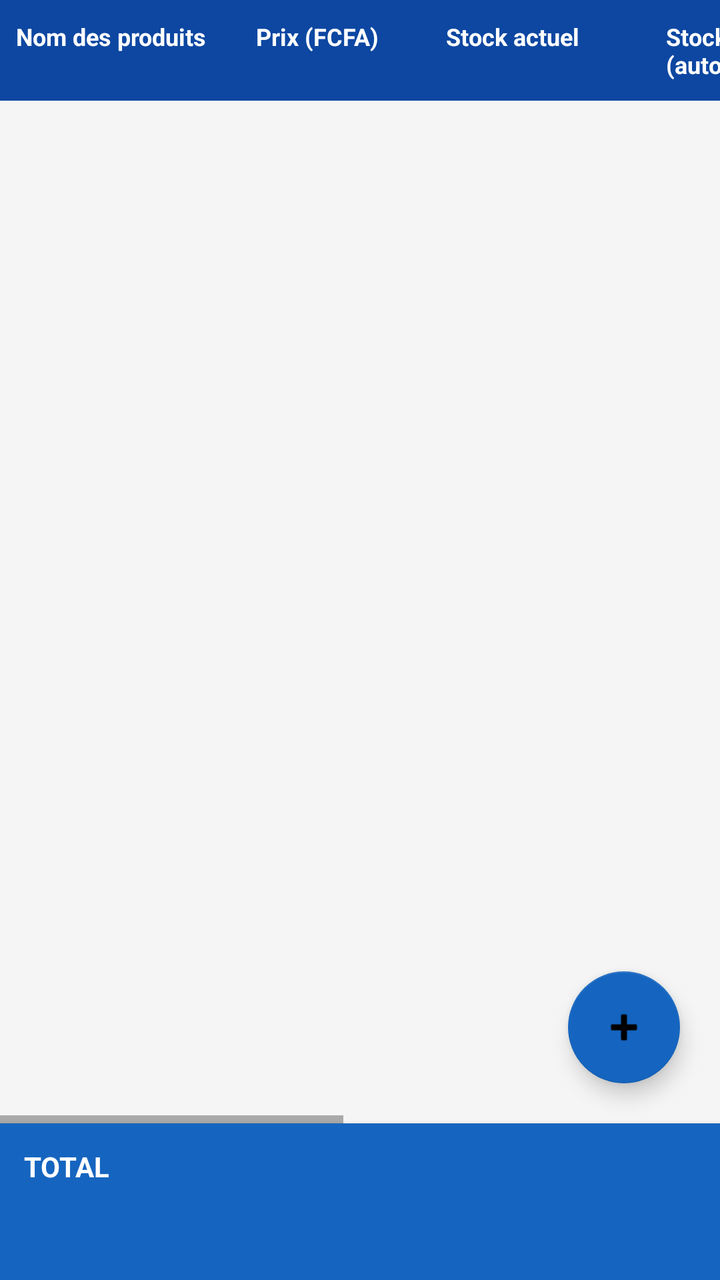
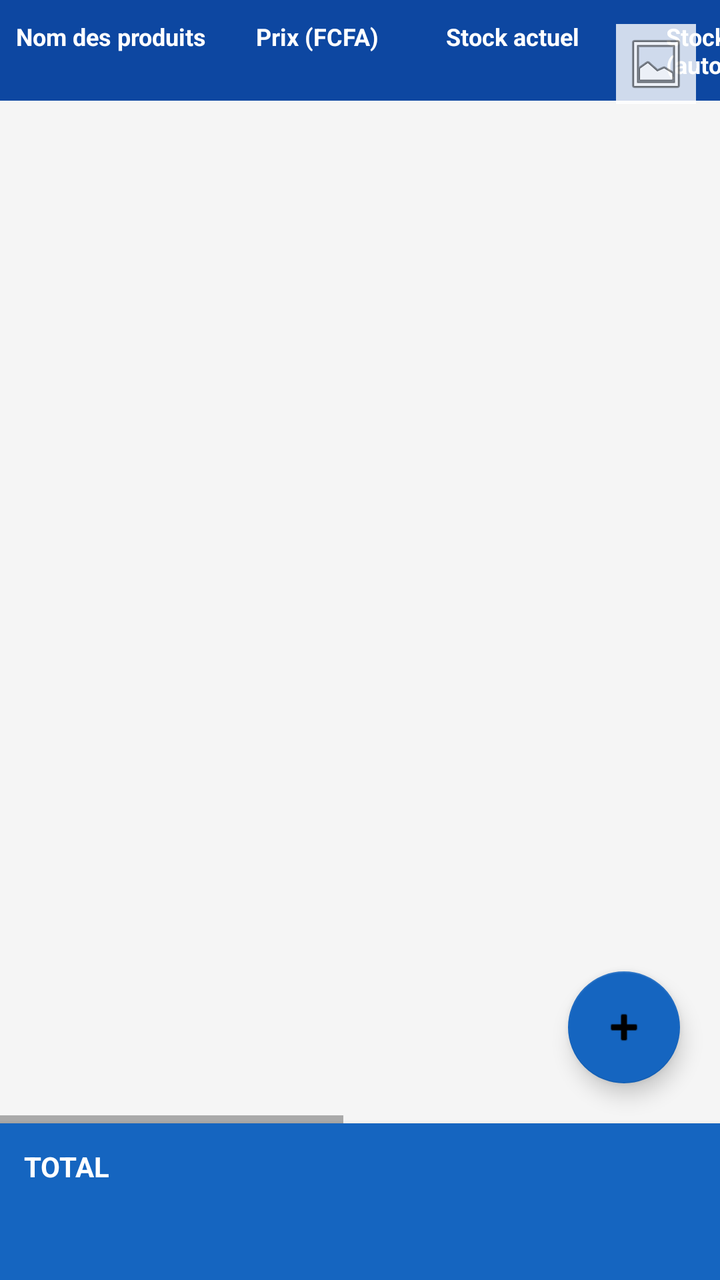

The first picture is an Android layout as it rendered before a commit; the second is the same layout after the commit. The layout source and the unified diff follow.
<!-- AndroidManifest.xml: application theme Theme.MonStock -->
<!-- res/layout/fragment_ingredients.xml -->
<?xml version="1.0" encoding="utf-8"?>
<LinearLayout xmlns:android="http://schemas.android.com/apk/res/android"
    xmlns:app="http://schemas.android.com/apk/res-auto"
    android:layout_width="match_parent"
    android:layout_height="match_parent"
    android:orientation="vertical">

    <FrameLayout
        android:layout_width="match_parent"
        android:layout_height="0dp"
        android:layout_weight="1">

        <HorizontalScrollView
            android:layout_width="match_parent"
            android:layout_height="match_parent"
            android:scrollbars="horizontal">

            <LinearLayout
                android:layout_width="wrap_content"
                android:layout_height="match_parent"
                android:orientation="vertical">

                <include layout="@layout/item_ingredient_header" />

                <androidx.recyclerview.widget.RecyclerView
                    android:id="@+id/recyclerView"
                    android:layout_width="wrap_content"
                    android:layout_height="0dp"
                    android:layout_weight="1" />

            </LinearLayout>
        </HorizontalScrollView>

        <TextView
            android:id="@+id/tvEmpty"
            android:layout_width="wrap_content"
            android:layout_height="wrap_content"
            android:layout_gravity="center"
            android:text="@string/no_ingredients"
            android:textColor="#888888"
            android:visibility="gone" />

        <com.google.android.material.floatingactionbutton.FloatingActionButton
            android:id="@+id/fabAdd"
            android:layout_width="wrap_content"
            android:layout_height="wrap_content"
            android:layout_gravity="bottom|end"
            android:layout_margin="20dp"
            android:src="@android:drawable/ic_input_add"
            app:backgroundTint="@color/primary" />

    </FrameLayout>

    <androidx.cardview.widget.CardView
        android:layout_width="match_parent"
        android:layout_height="wrap_content"
        app:cardBackgroundColor="@color/primary"
        app:cardCornerRadius="0dp"
        app:cardElevation="4dp">

        <LinearLayout
            android:layout_width="match_parent"
            android:layout_height="wrap_content"
            android:orientation="vertical"
            android:padding="12dp">

            <TextView
                android:layout_width="match_parent"
                android:layout_height="wrap_content"
                android:text="TOTAL"
                android:textColor="@color/white"
                android:textStyle="bold" />

            <TextView
                android:id="@+id/tvTotalStock"
                android:layout_width="match_parent"
                android:layout_height="wrap_content"
                android:textColor="@color/white"
                android:textSize="13sp" />

            <TextView
                android:id="@+id/tvTotalAchat"
                android:layout_width="match_parent"
                android:layout_height="wrap_content"
                android:textColor="@color/white"
                android:textSize="13sp" />

        </LinearLayout>
    </androidx.cardview.widget.CardView>

</LinearLayout>
<!-- res/layout/item_ingredient_header.xml (included above) -->
<?xml version="1.0" encoding="utf-8"?>
<LinearLayout xmlns:android="http://schemas.android.com/apk/res/android"
    android:layout_width="wrap_content"
    android:layout_height="wrap_content"
    android:orientation="horizontal"
    android:background="@color/primary_dark"
    android:paddingVertical="10dp">

    <TextView
        android:layout_width="120dp"
        android:layout_height="wrap_content"
        android:paddingHorizontal="8dp"
        android:text="Nom des produits"
        android:textColor="@color/white"
        android:textStyle="bold"
        android:textSize="12sp" />

    <TextView
        android:layout_width="95dp"
        android:layout_height="wrap_content"
        android:paddingHorizontal="8dp"
        android:text="Prix (FCFA)"
        android:textColor="@color/white"
        android:textStyle="bold"
        android:textSize="12sp" />

    <TextView
        android:layout_width="110dp"
        android:layout_height="wrap_content"
        android:paddingHorizontal="8dp"
        android:text="Stock actuel"
        android:textColor="@color/white"
        android:textStyle="bold"
        android:textSize="12sp" />

    <TextView
        android:layout_width="120dp"
        android:layout_height="wrap_content"
        android:paddingHorizontal="8dp"
        android:text="Stock présent (auto)"
        android:textColor="@color/white"
        android:textStyle="bold"
        android:textSize="12sp" />

    <TextView
        android:layout_width="100dp"
        android:layout_height="wrap_content"
        android:paddingHorizontal="8dp"
        android:text="Achat du jour"
        android:textColor="@color/white"
        android:textStyle="bold"
        android:textSize="12sp" />

    <TextView
        android:layout_width="120dp"
        android:layout_height="wrap_content"
        android:paddingHorizontal="8dp"
        android:text="Dépensé (auto)"
        android:textColor="@color/white"
        android:textStyle="bold"
        android:textSize="12sp" />

    <TextView
        android:layout_width="90dp"
        android:layout_height="wrap_content"
        android:paddingHorizontal="8dp"
        android:text="Actions"
        android:textColor="@color/white"
        android:textStyle="bold"
        android:textSize="12sp" />

</LinearLayout>
<!-- resources referenced by this layout -->
<resources>
  <color name="primary">#1565C0</color>
  <color name="primary_dark">#0D47A1</color>
  <color name="white">#FFFFFF</color>
  <string name="no_ingredients">Aucun ingrédient. Appuie sur + pour en ajouter.</string>
  <style name="Theme.MonStock" parent="Theme.MaterialComponents.DayNight.NoActionBar">
          <item name="colorPrimary">@color/primary</item>
          <item name="colorPrimaryDark">@color/primary_dark</item>
          <item name="colorAccent">@color/accent</item>
          <item name="android:windowBackground">@color/background</item>
      </style>
  <color name="accent">#43A047</color>
  <color name="background">#F5F5F5</color>
</resources>

<!-- the commit's change to res/layout/fragment_ingredients.xml (unified diff, before → after) -->
@@ -1,94 +1,119 @@
 <?xml version="1.0" encoding="utf-8"?>
-<LinearLayout xmlns:android="http://schemas.android.com/apk/res/android"
+<FrameLayout xmlns:android="http://schemas.android.com/apk/res/android"
     xmlns:app="http://schemas.android.com/apk/res-auto"
     android:layout_width="match_parent"
-    android:layout_height="match_parent"
-    android:orientation="vertical">
+    android:layout_height="match_parent">
 
-    <FrameLayout
+    <ImageView
+        android:id="@+id/ivBackground"
         android:layout_width="match_parent"
-        android:layout_height="0dp"
-        android:layout_weight="1">
+        android:layout_height="match_parent"
+        android:scaleType="centerCrop"
+        android:alpha="0.22"
+        android:contentDescription="@null" />
 
-        <HorizontalScrollView
+    <LinearLayout
+        android:layout_width="match_parent"
+        android:layout_height="match_parent"
+        android:orientation="vertical">
+
+        <FrameLayout
             android:layout_width="match_parent"
-            android:layout_height="match_parent"
-            android:scrollbars="horizontal">
+            android:layout_height="0dp"
+            android:layout_weight="1">
+
+            <HorizontalScrollView
+                android:layout_width="match_parent"
+                android:layout_height="match_parent"
+                android:scrollbars="horizontal">
+
+                <LinearLayout
+                    android:layout_width="wrap_content"
+                    android:layout_height="match_parent"
+                    android:orientation="vertical">
+
+                    <include layout="@layout/item_ingredient_header" />
+
+                    <androidx.recyclerview.widget.RecyclerView
+                        android:id="@+id/recyclerView"
+                        android:layout_width="wrap_content"
+                        android:layout_height="0dp"
+                        android:layout_weight="1" />
+
+                </LinearLayout>
+            </HorizontalScrollView>
+
+            <TextView
+                android:id="@+id/tvEmpty"
+                android:layout_width="wrap_content"
+                android:layout_height="wrap_content"
+                android:layout_gravity="center"
+                android:text="@string/no_ingredients"
+                android:textColor="#888888"
+                android:visibility="gone" />
+
+            <com.google.android.material.floatingactionbutton.FloatingActionButton
+                android:id="@+id/fabAdd"
+                android:layout_width="wrap_content"
+                android:layout_height="wrap_content"
+                android:layout_gravity="bottom|end"
+                android:layout_margin="20dp"
+                android:src="@android:drawable/ic_input_add"
+                app:backgroundTint="@color/primary" />
+
+        </FrameLayout>
+
+        <androidx.cardview.widget.CardView
+            android:layout_width="match_parent"
+            android:layout_height="wrap_content"
+            app:cardBackgroundColor="@color/primary"
+            app:cardCornerRadius="0dp"
+            app:cardElevation="4dp">
 
             <LinearLayout
-                android:layout_width="wrap_content"
-                android:layout_height="match_parent"
-                android:orientation="vertical">
+                android:layout_width="match_parent"
+                android:layout_height="wrap_content"
+                android:orientation="vertical"
+                android:padding="12dp">
 
-                <include layout="@layout/item_ingredient_header" />
+                <TextView
+                    android:layout_width="match_parent"
+                    android:layout_height="wrap_content"
+                    android:text="TOTAL"
+                    android:textColor="@color/white"
+                    android:textStyle="bold" />
 
-                <androidx.recyclerview.widget.RecyclerView
-                    android:id="@+id/recyclerView"
-                    android:layout_width="wrap_content"
-                    android:layout_height="0dp"
-                    android:layout_weight="1" />
+                <TextView
+                    android:id="@+id/tvTotalStock"
+                    android:layout_width="match_parent"
+                    android:layout_height="wrap_content"
+                    android:textColor="@color/white"
+                    android:textSize="13sp" />
+
+                <TextView
+                    android:id="@+id/tvTotalAchat"
+                    android:layout_width="match_parent"
+                    android:layout_height="wrap_content"
+                    android:textColor="@color/white"
+                    android:textSize="13sp" />
 
             </LinearLayout>
-        </HorizontalScrollView>
+        </androidx.cardview.widget.CardView>
 
-        <TextView
-            android:id="@+id/tvEmpty"
-            android:layout_width="wrap_content"
-            android:layout_height="wrap_content"
-            android:layout_gravity="center"
-            android:text="@string/no_ingredients"
-            android:textColor="#888888"
-            android:visibility="gone" />
+    </LinearLayout>
 
-        <com.google.android.material.floatingactionbutton.FloatingActionButton
-            android:id="@+id/fabAdd"
-            android:layout_width="wrap_content"
-            android:layout_height="wrap_content"
-            android:layout_gravity="bottom|end"
-            android:layout_margin="20dp"
-            android:src="@android:drawable/ic_input_add"
-            app:backgroundTint="@color/primary" />
+    <ImageButton
+        android:id="@+id/btnChangeBackground"
+        android:layout_width="40dp"
+        android:layout_height="40dp"
+        android:layout_gravity="top|end"
+        android:layout_margin="12dp"
+        android:background="#CCFFFFFF"
+        android:padding="8dp"
+        android:src="@android:drawable/ic_menu_gallery"
+        android:contentDescription="@null" />
 
-    </FrameLayout>
-
-    <androidx.cardview.widget.CardView
-        android:layout_width="match_parent"
-        android:layout_height="wrap_content"
-        app:cardBackgroundColor="@color/primary"
-        app:cardCornerRadius="0dp"
-        app:cardElevation="4dp">
-
-        <LinearLayout
-            android:layout_width="match_parent"
-            android:layout_height="wrap_content"
-            android:orientation="vertical"
-            android:padding="12dp">
-
-            <TextView
-                android:layout_width="match_parent"
-                android:layout_height="wrap_content"
-                android:text="TOTAL"
-                android:textColor="@color/white"
-                android:textStyle="bold" />
-
-            <TextView
-                android:id="@+id/tvTotalStock"
-                android:layout_width="match_parent"
-                android:layout_height="wrap_content"
-                android:textColor="@color/white"
-                android:textSize="13sp" />
-
-            <TextView
-                android:id="@+id/tvTotalAchat"
-                android:layout_width="match_parent"
-                android:layout_height="wrap_content"
-                android:textColor="@color/white"
-                android:textSize="13sp" />
-
-        </LinearLayout>
-    </androidx.cardview.widget.CardView>
-
-</LinearLayout>
+</FrameLayout>
 <!-- res/layout/item_ingredient_header.xml (included above) -->
 <?xml version="1.0" encoding="utf-8"?>
 <LinearLayout xmlns:android="http://schemas.android.com/apk/res/android"
